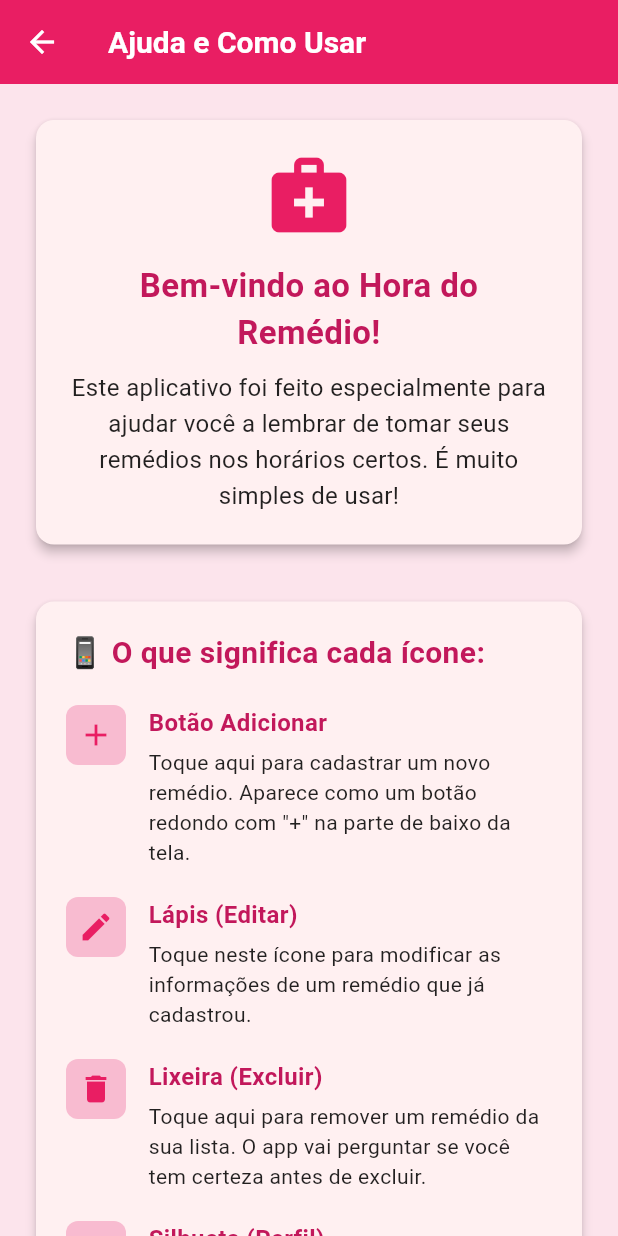
After one commit to AlineMomm/hora_do_remedio, a Flutter app: the screen it shows after launch, after a tap on "Precisa de ajuda? Clique aqui", on a phone screen of 412 x 824 dp. The commit adds this screen. Run offline on Flutter 3.47's test engine with Material 3 defaults, Android fonts, the phone set to English and light mode, and no system bars; our stand-ins replace firebase_auth, firebase_core; accounts and stored records are empty; network calls fail.

Commit message:
Add função AJUDA

```diff
--- /dev/null
+++ b/lib/pages/help_page.dart
@@ -0,0 +1,334 @@
+import 'package:flutter/material.dart';
+
+class HelpPage extends StatelessWidget {
+  const HelpPage({super.key});
+
+  @override
+  Widget build(BuildContext context) {
+    return Scaffold(
+      backgroundColor: const Color(0xFFFCE4EC),
+      appBar: AppBar(
+        title: const Text(
+          'Ajuda e Como Usar',
+          style: TextStyle(
+            fontSize: 20,
+            fontWeight: FontWeight.bold,
+          ),
+        ),
+        backgroundColor: const Color(0xFFE91E63),
+        foregroundColor: Colors.white,
+      ),
+      body: SingleChildScrollView(
+        padding: const EdgeInsets.all(20),
+        child: Column(
+          crossAxisAlignment: CrossAxisAlignment.start,
+          children: [
+            _buildWelcomeSection(),
+            const SizedBox(height: 30),
+            _buildIconsSection(),
+            const SizedBox(height: 30),
+            _buildFunctionsSection(),
+            const SizedBox(height: 30),
+            _buildTipsSection(),
+          ],
+        ),
+      ),
+    );
+  }
+
+  Widget _buildWelcomeSection() {
+    return Card(
+      elevation: 3,
+      shape: RoundedRectangleBorder(
+        borderRadius: BorderRadius.circular(12),
+      ),
+      child: Padding(
+        padding: const EdgeInsets.all(20),
+        child: Column(
+          children: [
+            Icon(
+              Icons.medical_services,
+              size: 60,
+              color: const Color(0xFFE91E63),
+            ),
+            const SizedBox(height: 15),
+            const Text(
+              'Bem-vindo ao Hora do Remédio!',
+              style: TextStyle(
+                fontSize: 22,
+                fontWeight: FontWeight.bold,
+                color: Color(0xFFC2185B),
+              ),
+              textAlign: TextAlign.center,
+            ),
+            const SizedBox(height: 10),
+            const Text(
+              'Este aplicativo foi feito especialmente para ajudar você a lembrar de tomar seus remédios nos horários certos. É muito simples de usar!',
+              style: TextStyle(
+                fontSize: 16,
+                height: 1.5,
+              ),
+              textAlign: TextAlign.center,
+            ),
+          ],
+        ),
+      ),
+    );
+  }
+
+  Widget _buildIconsSection() {
+    return Card(
+      elevation: 3,
+      shape: RoundedRectangleBorder(
+        borderRadius: BorderRadius.circular(12),
+      ),
+      child: Padding(
+        padding: const EdgeInsets.all(20),
+        child: Column(
+          crossAxisAlignment: CrossAxisAlignment.start,
+          children: [
+            const Text(
+              '📱 O que significa cada ícone:',
+              style: TextStyle(
+                fontSize: 20,
+                fontWeight: FontWeight.bold,
+                color: Color(0xFFC2185B),
+              ),
+            ),
+            const SizedBox(height: 20),
+            _buildIconItem(
+              Icons.add,
+              'Botão Adicionar',
+              'Toque aqui para cadastrar um novo remédio. Aparece como um botão redondo com "+" na parte de baixo da tela.',
+            ),
+            _buildIconItem(
+              Icons.edit,
+              'Lápis (Editar)',
+              'Toque neste ícone para modificar as informações de um remédio que já cadastrou.',
+            ),
+            _buildIconItem(
+              Icons.delete,
+              'Lixeira (Excluir)',
+              'Toque aqui para remover um remédio da sua lista. O app vai perguntar se você tem certeza antes de excluir.',
+            ),
+            _buildIconItem(
+              Icons.person,
+              'Silhueta (Perfil)',
+              'Toque aqui para ver e editar suas informações pessoais, como telefone, tipo sanguíneo e contato de emergência.',
+            ),
+            _buildIconItem(
+              Icons.help_outline,
+              'Ponto de Interrogação (Ajuda)',
+              'Toque aqui sempre que tiver dúvidas sobre como usar o aplicativo. Esta tela vai aparecer!',
+            ),
+            _buildIconItem(
+              Icons.exit_to_app,
+              'Porta de Saída (Sair)',
+              'Toque aqui para sair da sua conta e voltar para a tela inicial.',
+            ),
+            _buildIconItem(
+              Icons.access_time,
+              'Relógio (Horário)',
+              'Mostra o horário em que você deve tomar cada remédio.',
+            ),
+            _buildIconItem(
+              Icons.repeat,
+              'Seta Circular (Frequência)',
+              'Mostra de quanto em quanto tempo você deve tomar o remédio (todo dia, toda semana, etc.).',
+            ),
+            _buildIconItem(
+              Icons.medical_services,
+              'Cruz Médica (Remédio)',
+              'Representa cada medicamento que você cadastrou.',
+            ),
+          ],
+        ),
+      ),
+    );
+  }
+
+  Widget _buildIconItem(IconData icon, String title, String description) {
+    return Padding(
+      padding: const EdgeInsets.only(bottom: 20),
+      child: Row(
+        crossAxisAlignment: CrossAxisAlignment.start,
+        children: [
+          Container(
+            width: 40,
+            height: 40,
+            decoration: BoxDecoration(
+              color: const Color(0xFFF8BBD0),
+              borderRadius: BorderRadius.circular(8),
+            ),
+            child: Icon(
+              icon,
+              color: const Color(0xFFE91E63),
+              size: 24,
+            ),
+          ),
+          const SizedBox(width: 15),
+          Expanded(
+            child: Column(
+              crossAxisAlignment: CrossAxisAlignment.start,
+              children: [
+                Text(
+                  title,
+                  style: const TextStyle(
+                    fontSize: 16,
+                    fontWeight: FontWeight.bold,
+                    color: Color(0xFFC2185B),
+                  ),
+                ),
+                const SizedBox(height: 5),
+                Text(
+                  description,
+                  style: const TextStyle(
+                    fontSize: 14,
+                    height: 1.4,
+                  ),
+                ),
+              ],
+            ),
+          ),
+        ],
+      ),
+    );
+  }
+
+  Widget _buildFunctionsSection() {
+    return Card(
+      elevation: 3,
+      shape: RoundedRectangleBorder(
+        borderRadius: BorderRadius.circular(12),
+      ),
+      child: Padding(
+        padding: const EdgeInsets.all(20),
+        child: Column(
+          crossAxisAlignment: CrossAxisAlignment.start,
+          children: [
+            const Text(
+              '🎯 Como usar as principais funções:',
+              style: TextStyle(
+                fontSize: 20,
+                fontWeight: FontWeight.bold,
+                color: Color(0xFFC2185B),
+              ),
+            ),
+            const SizedBox(height: 20),
+            _buildFunctionItem(
+              'Cadastrar um Remédio',
+              '1. Toque no botão "+" (mais) na parte de baixo da tela\n2. Digite o nome do remédio\n3. Escolha o horário tocando no relógio\n4. Selecione a frequência\n5. Toque em "CADASTRAR"',
+            ),
+            _buildFunctionItem(
+              'Ver seus Remédios',
+              'Na tela principal você vê todos os remédios que cadastrou, organizados por horário. Cada card mostra:\n• Nome do remédio\n• Horário para tomar\n• Frequência\n• Observações (se tiver)',
+            ),
+            _buildFunctionItem(
+              'Receber Lembretes',
+              'O app avisa você quando chegar a hora de tomar cada remédio. Um alerta vai aparecer na tela do celular com o nome do remédio.',
+            ),
+            _buildFunctionItem(
+              'Editar suas Informações',
+              '1. Toque no ícone de perfil (silhueta)\n2. Toque no lápis para editar\n3. Preencha suas informações\n4. Toque no ícone de salvar (disquete)',
+            ),
+          ],
+        ),
+      ),
+    );
+  }
+
+  Widget _buildFunctionItem(String title, String steps) {
+    return Padding(
+      padding: const EdgeInsets.only(bottom: 20),
+      child: Column(
+        crossAxisAlignment: CrossAxisAlignment.start,
+        children: [
+          Text(
+            title,
+            style: const TextStyle(
+              fontSize: 16,
+              fontWeight: FontWeight.bold,
+              color: Color(0xFFC2185B),
+            ),
+          ),
+          const SizedBox(height: 8),
+          Text(
+            steps,
+            style: const TextStyle(
+              fontSize: 14,
+              height: 1.4,
+            ),
+          ),
+        ],
+      ),
+    );
+  }
+
+  Widget _buildTipsSection() {
+    return Card(
+      elevation: 3,
+      shape: RoundedRectangleBorder(
+        borderRadius: BorderRadius.circular(12),
+      ),
+      child: Padding(
+        padding: const EdgeInsets.all(20),
+        child: Column(
+          crossAxisAlignment: CrossAxisAlignment.start,
+          children: [
+            const Text(
+              '💡 Dicas Importantes:',
+              style: TextStyle(
+                fontSize: 20,
+                fontWeight: FontWeight.bold,
+                color: Color(0xFFC2185B),
+              ),
+            ),
+            const SizedBox(height: 15),
+            _buildTipItem('✅ Sempre mantenha suas informações atualizadas no perfil'),
+            _buildTipItem('✅ Cadastre todos os remédios que toma regularmente'),
+            _buildTipItem('✅ Verifique se o horário do celular está correto'),
+            _buildTipItem('✅ Mantenha o volume do celular ligado para ouvir os alertas'),
+            _buildTipItem('✅ Se tiver dúvidas, volte sempre nesta tela de ajuda'),
+            _buildTipItem('✅ Peça ajuda a um familiar se precisar'),
+            const SizedBox(height: 15),
+            const Text(
+              'Lembre-se: este aplicativo é seu amigo para cuidar da sua saúde!',
+              style: TextStyle(
+                fontSize: 16,
+                fontStyle: FontStyle.italic,
+                color: Color(0xFFE91E63),
+              ),
+              textAlign: TextAlign.center,
+            ),
+          ],
+        ),
+      ),
+    );
+  }
+
+  Widget _buildTipItem(String text) {
+    return Padding(
+      padding: const EdgeInsets.only(bottom: 10),
+      child: Row(
+        crossAxisAlignment: CrossAxisAlignment.start,
+        children: [
+          const Icon(
+            Icons.check_circle,
+            color: Color(0xFF4CAF50),
+            size: 20,
+          ),
+          const SizedBox(width: 10),
+          Expanded(
+            child: Text(
+              text,
+              style: const TextStyle(
+                fontSize: 14,
+                height: 1.4,
+              ),
+            ),
+          ),
+        ],
+      ),
+    );
+  }
+}
--- a/lib/pages/login_page.dart
+++ b/lib/pages/login_page.dart
@@ -2,6 +2,7 @@ import 'package:flutter/material.dart';
 import '../services/auth_service.dart';
 import '../pages/register_page.dart';
 import 'medication_list_page.dart';
+import 'help_page.dart';
 
 class LoginPage extends StatefulWidget {
   const LoginPage({super.key});
@@ -156,6 +157,27 @@ class _LoginPageState extends State<LoginPage> {
 
                 const SizedBox(height: 32),
 
+                  const SizedBox(height: 20),
+
+                  // Botão de Ajuda
+                  TextButton.icon(
+                    onPressed: () {
+                      Navigator.push(
+                        context,
+                        MaterialPageRoute(builder: (context) => const HelpPage()),
+                      );
+                    },
+                    icon: const Icon(Icons.help_outline, size: 18),
+                    label: const Text(
+                      'Precisa de ajuda? Clique aqui',
+                      style: TextStyle(
+                        color: Color(0xFFE91E63),
+                        fontWeight: FontWeight.bold,
+                      ),
+                    ),
+                  ),
+
+const SizedBox(height: 32),
                 SizedBox(
                   width: double.infinity,
                   child: ElevatedButton(
--- a/lib/pages/medication_list_page.dart
+++ b/lib/pages/medication_list_page.dart
@@ -5,6 +5,7 @@ import '../models/medication_model.dart';
 import 'add_medication_page.dart';
 import 'login_page.dart';
 import 'profile_page.dart';
+import 'help_page.dart';
 
 class MedicationListPage extends StatefulWidget {
   final AuthService authService;
@@ -107,6 +108,16 @@ class _MedicationListPageState extends State<MedicationListPage> {
         backgroundColor: const Color(0xFFE91E63),
         foregroundColor: Colors.white,
         actions: [
+          IconButton(
+            icon: const Icon(Icons.help_outline),
+            onPressed: () {
+              Navigator.push(
+                context,
+                MaterialPageRoute(builder: (context) => const HelpPage()),
+              );
+            },
+            tooltip: 'Ajuda',
+          ),
           IconButton(
             icon: const Icon(Icons.person),
             onPressed: () {
```
